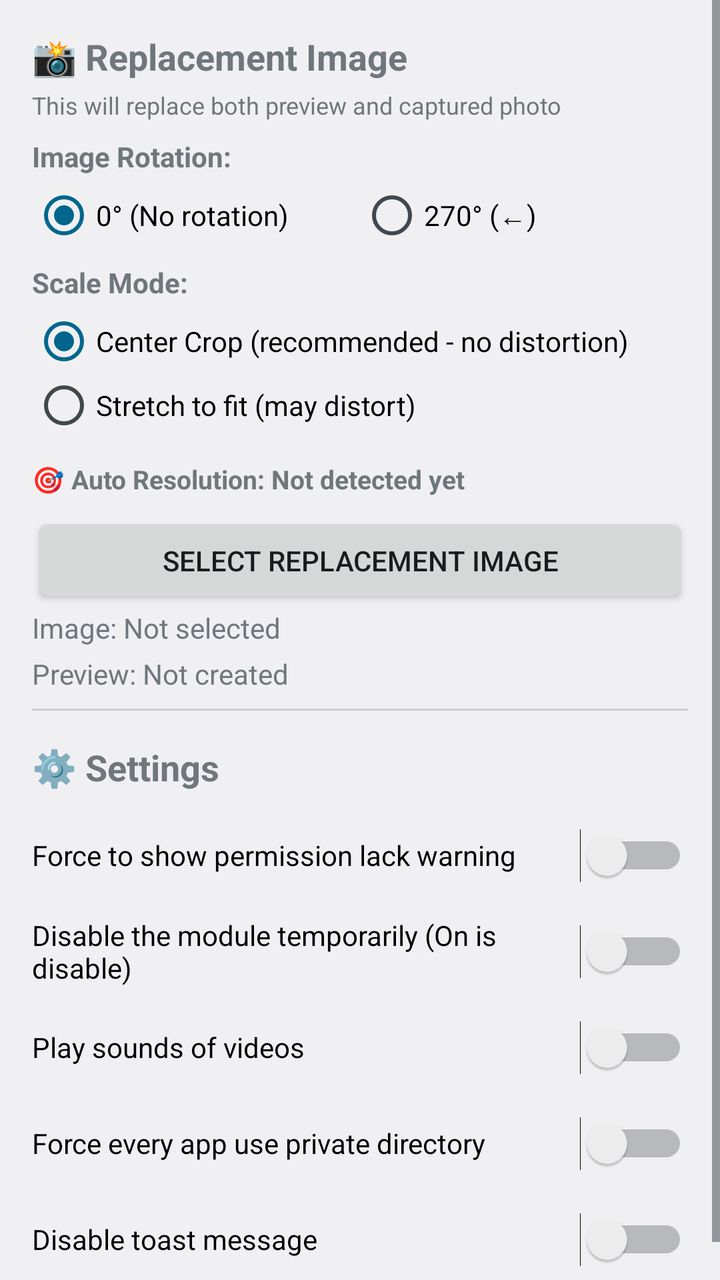
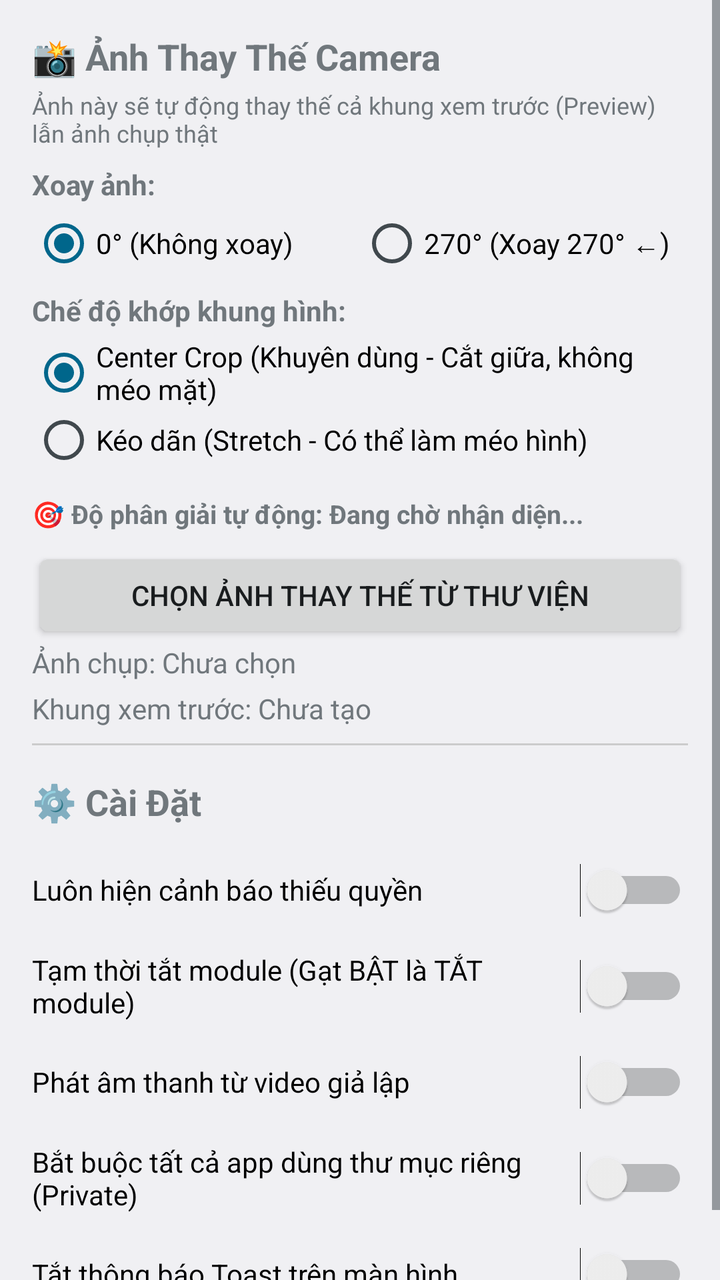

An Android layout rendered at two revisions. The XML below is the earlier revision; the diff shows what the commit changed to produce the second picture.
<!-- AndroidManifest.xml: activity theme Theme.ShuzukoCamera -->
<!-- res/layout/activity_main.xml -->
<?xml version="1.0" encoding="utf-8"?>
<ScrollView xmlns:android="http://schemas.android.com/apk/res/android"
    android:layout_width="wrap_content"
    android:layout_height="match_parent">

    <LinearLayout
        android:layout_width="match_parent"
        android:layout_height="wrap_content"
        android:orientation="vertical"
        android:padding="16dp">

        <TextView
            android:layout_width="match_parent"
            android:layout_height="wrap_content"
            android:text="📸 Replacement Image"
            android:textSize="18sp"
            android:textStyle="bold"
            android:layout_marginBottom="4dp" />

        <TextView
            android:layout_width="match_parent"
            android:layout_height="wrap_content"
            android:text="@string/info_text"
            android:textSize="12sp"
            android:layout_marginBottom="8dp" />

        <TextView
            android:layout_width="match_parent"
            android:layout_height="wrap_content"
            android:text="@string/rotation_label"
            android:textSize="14sp"
            android:textStyle="bold"
            android:layout_marginBottom="4dp" />

        <RadioGroup
            android:id="@+id/radioGroupRotation"
            android:layout_width="match_parent"
            android:layout_height="wrap_content"
            android:orientation="horizontal"
            android:layout_marginBottom="8dp">

            <RadioButton
                android:id="@+id/radioRotate0"
                android:layout_width="0dp"
                android:layout_height="wrap_content"
                android:layout_weight="1"
                android:text="0° (No rotation)"
                android:checked="true" />

            <RadioButton
                android:id="@+id/radioRotate270"
                android:layout_width="0dp"
                android:layout_height="wrap_content"
                android:layout_weight="1"
                android:text="270° (←)" />

        </RadioGroup>

        <TextView
            android:layout_width="match_parent"
            android:layout_height="wrap_content"
            android:text="@string/scale_mode_label"
            android:textSize="14sp"
            android:textStyle="bold"
            android:layout_marginBottom="4dp" />

        <RadioGroup
            android:id="@+id/radioGroupScaleMode"
            android:layout_width="match_parent"
            android:layout_height="wrap_content"
            android:orientation="vertical"
            android:layout_marginBottom="8dp">

            <RadioButton
                android:id="@+id/radioScaleCenterCrop"
                android:layout_width="wrap_content"
                android:layout_height="wrap_content"
                android:text="Center Crop (recommended - no distortion)"
                android:checked="true" />

            <RadioButton
                android:id="@+id/radioScaleStretch"
                android:layout_width="wrap_content"
                android:layout_height="wrap_content"
                android:text="Stretch to fit (may distort)" />

        </RadioGroup>

        <TextView
            android:id="@+id/txtDetectedResolution"
            android:layout_width="match_parent"
            android:layout_height="wrap_content"
            android:text="🎯 Auto Resolution: Not detected yet"
            android:textSize="13sp"
            android:textStyle="bold"
            android:layout_marginTop="4dp"
            android:layout_marginBottom="8dp" />

        <Button
            android:id="@+id/btnSelectImage"
            android:layout_width="match_parent"
            android:layout_height="wrap_content"
            android:text="@string/select_image" />

        <TextView
            android:id="@+id/txtImageStatus"
            android:layout_width="match_parent"
            android:layout_height="wrap_content"
            android:text="@string/image_status"
            android:textSize="14sp"
            android:layout_marginBottom="4dp" />

        <TextView
            android:id="@+id/txtVideoStatus"
            android:layout_width="match_parent"
            android:layout_height="wrap_content"
            android:text="@string/video_status"
            android:textSize="14sp"
            android:layout_marginBottom="8dp" />

        <View
            android:layout_width="match_parent"
            android:layout_height="1dp"
            android:background="#CCCCCC"
            android:layout_marginBottom="16dp" />

        <TextView
            android:layout_width="match_parent"
            android:layout_height="wrap_content"
            android:text="⚙️ Settings"
            android:textSize="18sp"
            android:textStyle="bold"
            android:layout_marginBottom="8dp" />

        <TableLayout
            android:layout_width="match_parent"
            android:layout_height="match_parent"
            android:visibility="visible">

            <TableRow
                android:layout_width="match_parent"
                android:layout_height="match_parent"
                android:minHeight="48dp">

                <Switch
                    android:id="@+id/switch1"
                    android:layout_width="wrap_content"
                    android:layout_height="match_parent"
                    android:text="@string/switch1" />
            </TableRow>

            <TableRow
                android:layout_width="match_parent"
                android:layout_height="match_parent"
                android:minHeight="48dp">

                <Switch
                    android:id="@+id/switch2"
                    android:layout_width="wrap_content"
                    android:layout_height="match_parent"
                    android:minHeight="48dp"
                    android:text="@string/switch2" />

            </TableRow>

            <TableRow
                android:layout_width="match_parent"
                android:layout_height="match_parent"
                android:minHeight="48dp">

                <Switch
                    android:id="@+id/switch3"
                    android:layout_width="wrap_content"
                    android:layout_height="match_parent"
                    android:minHeight="48dp"
                    android:text="@string/switch3" />
            </TableRow>

            <TableRow
                android:layout_width="match_parent"
                android:layout_height="match_parent"
                android:minHeight="48dp">

                <Switch
                    android:id="@+id/switch4"
                    android:layout_width="wrap_content"
                    android:layout_height="match_parent"
                    android:minHeight="48dp"
                    android:text="@string/switch4" />
            </TableRow>

            <TableRow
                android:layout_width="match_parent"
                android:layout_height="match_parent"
                android:minHeight="48dp">

                <Switch
                    android:id="@+id/switch5"
                    android:layout_width="wrap_content"
                    android:layout_height="match_parent"
                    android:minHeight="48dp"
                    android:text="@string/switch5" />
            </TableRow>

        </TableLayout>
    </LinearLayout>
</ScrollView>
<!-- resources referenced by this layout -->
<resources>
  <string name="image_status">Image: Not selected</string>
  <string name="info_text">This will replace both preview and captured photo</string>
  <string name="rotation_label">Image Rotation:</string>
  <string name="scale_mode_label">Scale Mode:</string>
  <string name="select_image">Select Replacement Image</string>
  <string name="switch1">Force to show permission lack warning</string>
  <string name="switch2">Disable the module temporarily (On is disable)</string>
  <string name="switch3">Play sounds of videos</string>
  <string name="switch4">Force every app use private directory</string>
  <string name="switch5">Disable toast message</string>
  <string name="video_status">Preview: Not created</string>
  <style name="Theme.ShuzukoCamera" parent="android:Theme.DeviceDefault.Light">
          <item name="android:windowNoTitle">true</item>
      </style>
</resources>

<!-- the commit's change to res/layout/activity_main.xml (unified diff, before → after) -->
@@ -12,7 +12,7 @@
         <TextView
             android:layout_width="match_parent"
             android:layout_height="wrap_content"
-            android:text="📸 Replacement Image"
+            android:text="@string/replacement_image_title"
             android:textSize="18sp"
             android:textStyle="bold"
             android:layout_marginBottom="4dp" />
@@ -44,7 +44,7 @@
                 android:layout_width="0dp"
                 android:layout_height="wrap_content"
                 android:layout_weight="1"
-                android:text="0° (No rotation)"
+                android:text="@string/rotate_0"
                 android:checked="true" />
 
             <RadioButton
@@ -52,7 +52,7 @@
                 android:layout_width="0dp"
                 android:layout_height="wrap_content"
                 android:layout_weight="1"
-                android:text="270° (←)" />
+                android:text="@string/rotate_270" />
 
         </RadioGroup>
 
@@ -75,14 +75,14 @@
                 android:id="@+id/radioScaleCenterCrop"
                 android:layout_width="wrap_content"
                 android:layout_height="wrap_content"
-                android:text="Center Crop (recommended - no distortion)"
+                android:text="@string/scale_center_crop"
                 android:checked="true" />
 
             <RadioButton
                 android:id="@+id/radioScaleStretch"
                 android:layout_width="wrap_content"
                 android:layout_height="wrap_content"
-                android:text="Stretch to fit (may distort)" />
+                android:text="@string/scale_stretch" />
 
         </RadioGroup>
 
@@ -90,7 +90,7 @@
             android:id="@+id/txtDetectedResolution"
             android:layout_width="match_parent"
             android:layout_height="wrap_content"
-            android:text="🎯 Auto Resolution: Not detected yet"
+            android:text="🎯 Độ phân giải tự động: Đang chờ nhận diện..."
             android:textSize="13sp"
             android:textStyle="bold"
             android:layout_marginTop="4dp"
@@ -127,7 +127,7 @@
         <TextView
             android:layout_width="match_parent"
             android:layout_height="wrap_content"
-            android:text="⚙️ Settings"
+            android:text="@string/settings_title"
             android:textSize="18sp"
             android:textStyle="bold"
             android:layout_marginBottom="8dp" />
<!-- resource entries referenced after the edit -->
@@ -1,16 +1,22 @@
 <!-- resources referenced by this layout -->
 <resources>
-  <string name="image_status">Image: Not selected</string>
-  <string name="info_text">This will replace both preview and captured photo</string>
-  <string name="rotation_label">Image Rotation:</string>
-  <string name="scale_mode_label">Scale Mode:</string>
-  <string name="select_image">Select Replacement Image</string>
-  <string name="switch1">Force to show permission lack warning</string>
-  <string name="switch2">Disable the module temporarily (On is disable)</string>
-  <string name="switch3">Play sounds of videos</string>
-  <string name="switch4">Force every app use private directory</string>
-  <string name="switch5">Disable toast message</string>
-  <string name="video_status">Preview: Not created</string>
+  <string name="image_status">Ảnh chụp: Chưa chọn</string>
+  <string name="info_text">Ảnh này sẽ tự động thay thế cả khung xem trước (Preview) lẫn ảnh chụp thật</string>
+  <string name="replacement_image_title">📸 Ảnh Thay Thế Camera</string>
+  <string name="rotate_0">0° (Không xoay)</string>
+  <string name="rotate_270">270° (Xoay 270° ←)</string>
+  <string name="rotation_label">Xoay ảnh:</string>
+  <string name="scale_center_crop">Center Crop (Khuyên dùng - Cắt giữa, không méo mặt)</string>
+  <string name="scale_mode_label">Chế độ khớp khung hình:</string>
+  <string name="scale_stretch">Kéo dãn (Stretch - Có thể làm méo hình)</string>
+  <string name="select_image">Chọn Ảnh Thay Thế Từ Thư Viện</string>
+  <string name="settings_title">⚙️ Cài Đặt</string>
+  <string name="switch1">Luôn hiện cảnh báo thiếu quyền</string>
+  <string name="switch2">Tạm thời tắt module (Gạt BẬT là TẮT module)</string>
+  <string name="switch3">Phát âm thanh từ video giả lập</string>
+  <string name="switch4">Bắt buộc tất cả app dùng thư mục riêng (Private)</string>
+  <string name="switch5">Tắt thông báo Toast trên màn hình</string>
+  <string name="video_status">Khung xem trước: Chưa tạo</string>
   <style name="Theme.ShuzukoCamera" parent="android:Theme.DeviceDefault.Light">
           <item name="android:windowNoTitle">true</item>
       </style>
